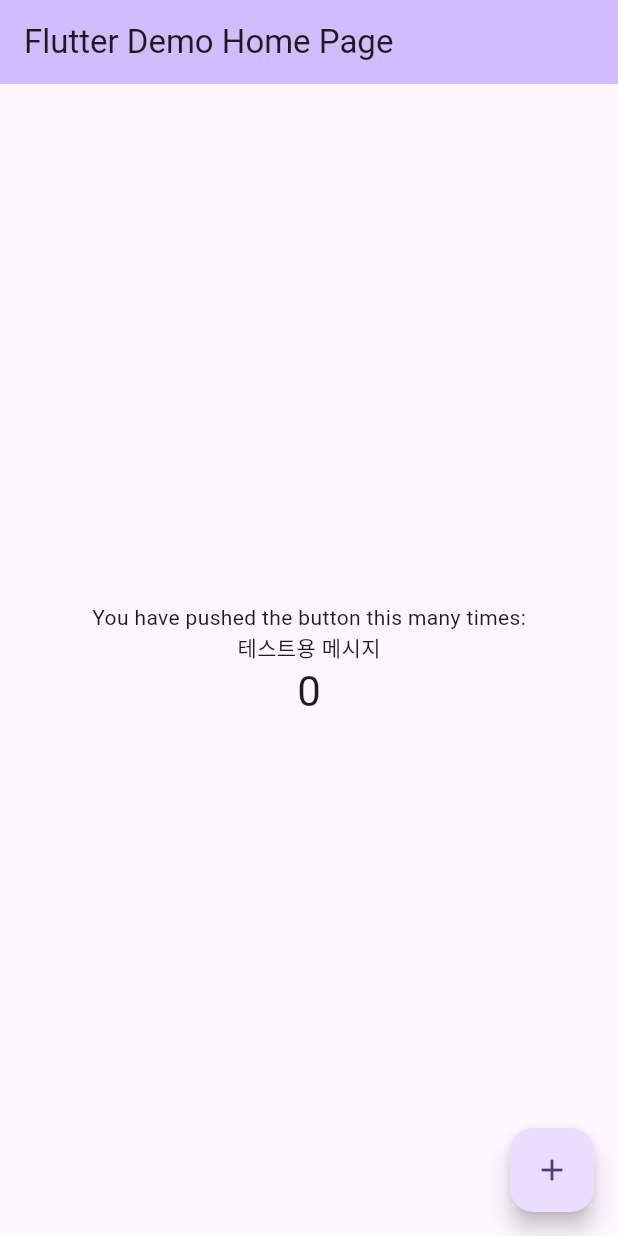
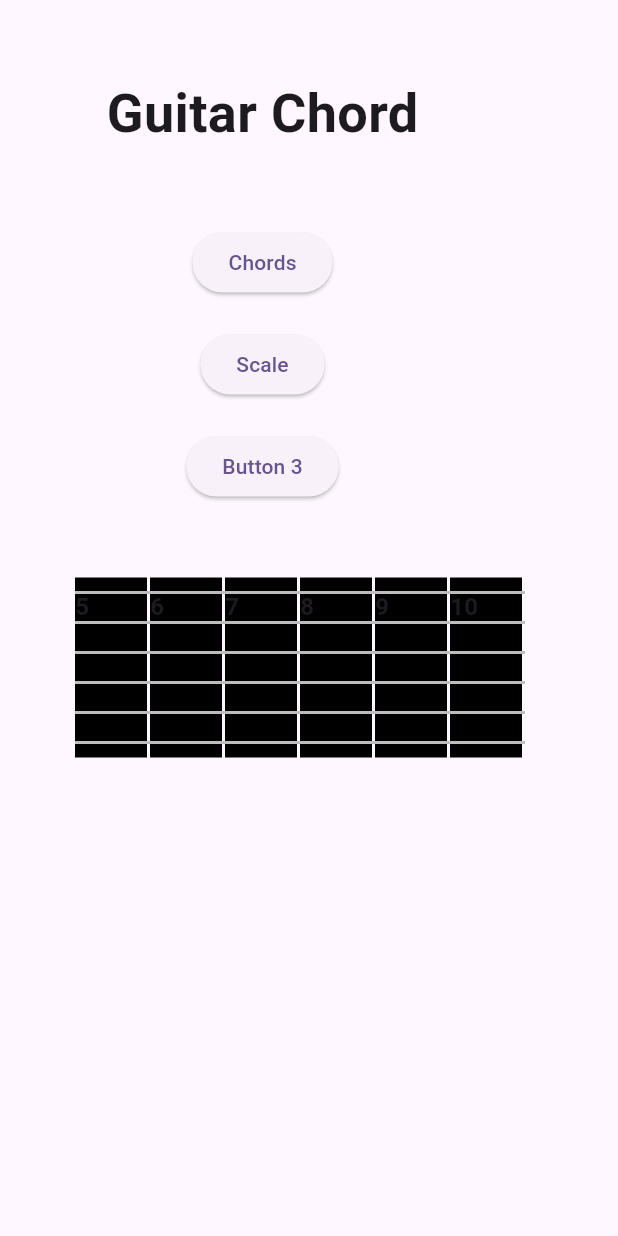
Before and after one commit to eun01210/Guitar_Helper, a Flutter app: the screen it shows after launch, on a phone screen of 412 x 824 dp. Run offline on Flutter 3.47's test engine with Material 3 defaults, Android fonts, the phone set to English and light mode, and no system bars.

Commit message:
creating fret

```diff
--- a/lib/main.dart
+++ b/lib/main.dart
@@ -1,4 +1,5 @@
 import 'package:flutter/material.dart';
+import 'package:my_app/pages/title.dart';
 
 void main() {
   runApp(const MyApp());
@@ -7,45 +8,22 @@ void main() {
 class MyApp extends StatelessWidget {
   const MyApp({super.key});
 
-  // This widget is the root of your application.
   @override
   Widget build(BuildContext context) {
     return MaterialApp(
-      title: 'Flutter Demo',
+      title: 'Guitar Chord',
       theme: ThemeData(
-        // This is the theme of your application.
-        //
-        // TRY THIS: Try running your application with "flutter run". You'll see
-        // the application has a purple toolbar. Then, without quitting the app,
-        // try changing the seedColor in the colorScheme below to Colors.green
-        // and then invoke "hot reload" (save your changes or press the "hot
-        // reload" button in a Flutter-supported IDE, or press "r" if you used
-        // the command line to start the app).
-        //
-        // Notice that the counter didn't reset back to zero; the application
-        // state is not lost during the reload. To reset the state, use hot
-        // restart instead.
-        //
-        // This works for code too, not just values: Most code changes can be
-        // tested with just a hot reload.
         colorScheme: ColorScheme.fromSeed(seedColor: Colors.deepPurple),
       ),
-      home: const MyHomePage(title: 'Flutter Demo Home Page'),
+      home: const TitleScreen(),
+      // home: const MyHomePage(title: 'Flutter Demo Home Page'),
     );
   }
 }
 
+/*
 class MyHomePage extends StatefulWidget {
   const MyHomePage({super.key, required this.title});
-
-  // This widget is the home page of your application. It is stateful, meaning
-  // that it has a State object (defined below) that contains fields that affect
-  // how it looks.
-
-  // This class is the configuration for the state. It holds the values (in this
-  // case the title) provided by the parent (in this case the App widget) and
-  // used by the build method of the State. Fields in a Widget subclass are
-  // always marked "final".
 
   final String title;
 
@@ -58,50 +36,19 @@ class _MyHomePageState extends State<MyHomePage> {
 
   void _incrementCounter() {
     setState(() {
-      // This call to setState tells the Flutter framework that something has
-      // changed in this State, which causes it to rerun the build method below
-      // so that the display can reflect the updated values. If we changed
-      // _counter without calling setState(), then the build method would not be
-      // called again, and so nothing would appear to happen.
       _counter++;
     });
   }
 
   @override
   Widget build(BuildContext context) {
-    // This method is rerun every time setState is called, for instance as done
-    // by the _incrementCounter method above.
-    //
-    // The Flutter framework has been optimized to make rerunning build methods
-    // fast, so that you can just rebuild anything that needs updating rather
-    // than having to individually change instances of widgets.
     return Scaffold(
       appBar: AppBar(
-        // TRY THIS: Try changing the color here to a specific color (to
-        // Colors.amber, perhaps?) and trigger a hot reload to see the AppBar
-        // change color while the other colors stay the same.
         backgroundColor: Theme.of(context).colorScheme.inversePrimary,
-        // Here we take the value from the MyHomePage object that was created by
-        // the App.build method, and use it to set our appbar title.
         title: Text(widget.title),
       ),
       body: Center(
-        // Center is a layout widget. It takes a single child and positions it
-        // in the middle of the parent.
         child: Column(
-          // Column is also a layout widget. It takes a list of children and
-          // arranges them vertically. By default, it sizes itself to fit its
-          // children horizontally, and tries to be as tall as its parent.
-          //
-          // Column has various properties to control how it sizes itself and
-          // how it positions its children. Here we use mainAxisAlignment to
-          // center the children vertically; the main axis here is the vertical
-          // axis because Columns are vertical (the cross axis would be
-          // horizontal).
-          //
-          // TRY THIS: Invoke "debug painting" (choose the "Toggle Debug Paint"
-          // action in the IDE, or press "p" in the console), to see the
-          // wireframe for each widget.
           mainAxisAlignment: MainAxisAlignment.center,
           children: <Widget>[
             const Text('You have pushed the button this many times:'),
@@ -117,7 +64,8 @@ class _MyHomePageState extends State<MyHomePage> {
         onPressed: _incrementCounter,
         tooltip: 'Increment',
         child: const Icon(Icons.add),
-      ), // This trailing comma makes auto-formatting nicer for build methods.
+      ),
     );
   }
 }
+*/
--- /dev/null
+++ b/lib/pages/title.dart
@@ -0,0 +1,40 @@
+import 'package:flutter/material.dart';
+import 'package:my_app/widgets/fret.dart';
+
+class TitleScreen extends StatelessWidget {
+  const TitleScreen({super.key});
+
+  @override
+  Widget build(BuildContext context) {
+    return Scaffold(
+      body: SafeArea(
+        child: Column(
+          crossAxisAlignment: CrossAxisAlignment.center,
+          children: [
+            const SizedBox(height: 50),
+            const Text(
+              'Guitar Chord',
+              style: TextStyle(fontSize: 36, fontWeight: FontWeight.bold),
+            ),
+            const SizedBox(height: 50),
+            ElevatedButton(onPressed: () {}, child: const Text('Chords')),
+            const SizedBox(height: 20),
+            ElevatedButton(onPressed: () {}, child: const Text('Scale')),
+            const SizedBox(height: 20),
+            ElevatedButton(onPressed: () {}, child: const Text('Button 3')),
+            const SizedBox(height: 50),
+
+            // GuitarFretboard 위젯에 높이 제약만 줍니다. 너비는 SingleChildScrollView가 처리합니다.
+            SizedBox(
+              height: 120, // 원하는 높이를 지정하세요
+              child: GuitarFretboard(),
+            ),
+
+            // 버튼과 기타 지판 아래 남은 공간을 채워주는 역할
+            const Spacer(),
+          ],
+        ),
+      ),
+    );
+  }
+}
--- /dev/null
+++ b/lib/widgets/fret.dart
@@ -0,0 +1,98 @@
+// lib/guitar_fretboard.dart
+import 'package:flutter/foundation.dart';
+import 'package:flutter/material.dart';
+import 'package:my_app/widgets/note.dart';
+
+class GuitarFretboard extends StatelessWidget {
+  GuitarFretboard({super.key});
+
+  final List<List<String?>> fretboardData = List.generate(
+    6,
+    (_) => List.generate(24, (_) => null),
+  );
+
+  @override
+  Widget build(BuildContext context) {
+    if (kIsWeb) {
+      // 웹 환경에서는 Expanded를 사용하여 공간을 균등 분배
+      return Row(
+        crossAxisAlignment: CrossAxisAlignment.stretch,
+        children: List.generate(fretboardData.length, (index) {
+          return Expanded(
+            child: Fret(fretNumber: index + 5, notes: fretboardData[index]),
+          );
+        }),
+      );
+    }
+
+    return SingleChildScrollView(
+      scrollDirection: Axis.horizontal,
+      child: Row(
+        crossAxisAlignment: CrossAxisAlignment.stretch,
+        children: [
+          const SizedBox(width: 50),
+          ...List.generate(fretboardData.length, (index) {
+            return Fret(fretNumber: index + 5, notes: fretboardData[index]);
+          }),
+        ],
+      ),
+    );
+  }
+}
+
+class Fret extends StatelessWidget {
+  final int fretNumber;
+  final List<String?> notes;
+
+  const Fret({super.key, required this.fretNumber, required this.notes});
+
+  @override
+  Widget build(BuildContext context) {
+    return SizedBox(
+      width: 50,
+      child: Stack(
+        children: [
+          Container(
+            width: 50,
+            color: Colors.black,
+            margin: const EdgeInsets.only(right: 2),
+          ),
+          Column(
+            mainAxisAlignment: MainAxisAlignment.spaceAround,
+            children: List.generate(6, (index) {
+              return Container(height: 2, color: Colors.grey[400]);
+            }),
+          ),
+          Column(
+            children: [
+              Padding(
+                padding: const EdgeInsets.only(top: 8.0),
+                child: Text(
+                  '$fretNumber',
+                  style: const TextStyle(
+                    fontSize: 16,
+                    fontWeight: FontWeight.bold,
+                  ),
+                ),
+              ),
+              Expanded(
+                child: Column(
+                  mainAxisAlignment: MainAxisAlignment.spaceAround,
+                  children:
+                      List.generate(notes.length, (index) {
+                        final note = notes[index];
+                        if (note != null) {
+                          // NoteDot에 String 값을 전달
+                          return NoteDot(noteText: note);
+                        }
+                        return const SizedBox(height: 30);
+                      }).reversed.toList(),
+                ),
+              ),
+            ],
+          ),
+        ],
+      ),
+    );
+  }
+}
--- /dev/null
+++ b/lib/widgets/note.dart
@@ -0,0 +1,30 @@
+import 'package:flutter/material.dart';
+
+class NoteDot extends StatelessWidget {
+  final String noteText;
+
+  const NoteDot({super.key, required this.noteText});
+
+  @override
+  Widget build(BuildContext context) {
+    return Container(
+      width: 28,
+      height: 28,
+      decoration: BoxDecoration(
+        color: Colors.blue,
+        shape: BoxShape.circle,
+        border: Border.all(color: Colors.black, width: 1.5),
+      ),
+      alignment: Alignment.center,
+      child: Text(
+        // noteText 사용
+        noteText,
+        style: const TextStyle(
+          color: Colors.white,
+          fontWeight: FontWeight.bold,
+          fontSize: 14,
+        ),
+      ),
+    );
+  }
+}
```
